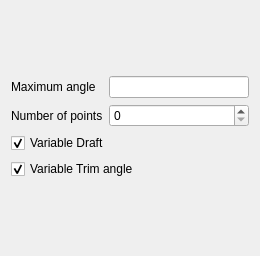
Old version of the form shipGZ/TaskPanel.ui in the repository FreeCAD/freecad.ship.
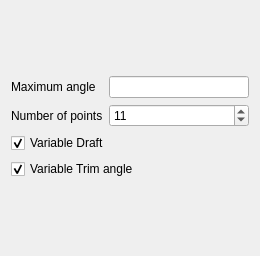
New version of the form. Custom widgets are drawn as their Qt base class.

Commit message: Implemented GZ tool variables saving and loading

Diff of the .ui file:
```diff
--- a/shipGZ/TaskPanel.ui
+++ b/shipGZ/TaskPanel.ui
@@ -24,7 +24,14 @@
       </widget>
      </item>
      <item row="1" column="1">
-      <widget class="QSpinBox" name="NumPoints"/>
+      <widget class="QSpinBox" name="NumPoints">
+       <property name="minimum">
+        <number>2</number>
+       </property>
+       <property name="value">
+        <number>11</number>
+       </property>
+      </widget>
      </item>
      <item row="2" column="0" colspan="2">
       <widget class="QCheckBox" name="VariableDraft">
```
The commit also changes 1 other file.
